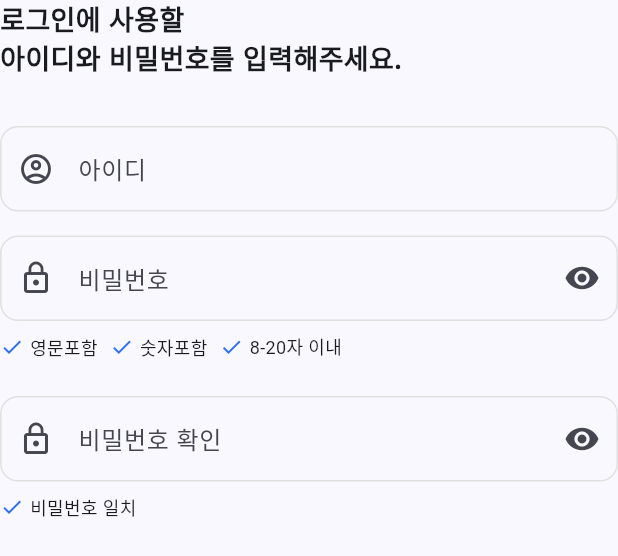
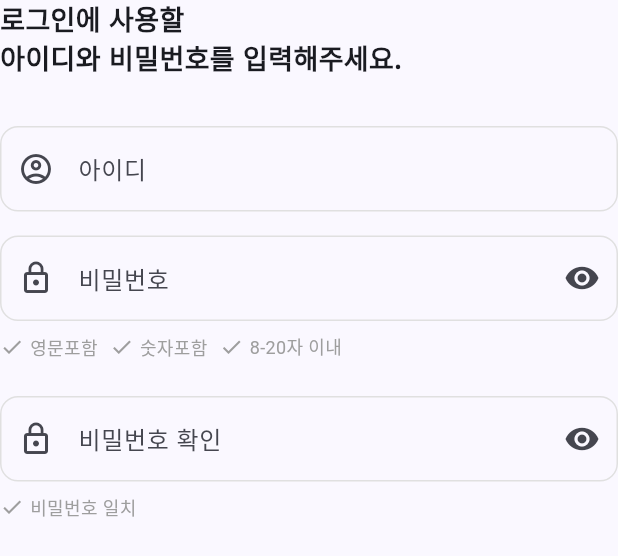
Before and after one commit to J1NWAN/url_check, a Flutter app: the SignupCredentialsStep widget shown alone on an empty page, opened directly with empty values, on a phone screen of 412 x 824 dp. Shown: the top 556 px of the screen. Run offline on Flutter 3.47's test engine with Material 3 defaults, Android fonts, the light colour scheme and no system bars; our stand-ins replace cloud_firestore, dropdown_button2, firebase_core, fl_chart, flutter_riverpod, freezed_annotation and 4 more; accounts and stored records are empty; generated files the repository leaves out were written again.

Commit message:
feat: 비밀번호 요구사항 검사 추가
- 아이디, 비밀번호 입력 스텝에서 1차검사
- 회원가입 로직 실핼 시 2차 검사

```diff
--- a/lib/features/auth/view/step/signup_credentials_step.dart
+++ b/lib/features/auth/view/step/signup_credentials_step.dart
@@ -23,6 +23,55 @@ class SignupCredentialsStep extends StatefulWidget {
 class _SignupCredentialsStepState extends State<SignupCredentialsStep> {
   bool _isPasswordVisible = false;
   bool _isConfirmPasswordVisible = false;
+
+  // 비밀번호 요구사항 충족 여부를 저장할 변수들
+  bool _hasLetter = false;
+  bool _hasNumber = false;
+  bool _hasValidLength = false;
+  bool _passwordsMatch = false;
+
+  @override
+  void initState() {
+    super.initState();
+    // 비밀번호 컨트롤러에 리스너 추가
+    widget.passwordController.addListener(_checkPasswordRequirements);
+    widget.confirmPasswordController.addListener(_checkPasswordMatch);
+  }
+
+  @override
+  void dispose() {
+    // 리스너 제거
+    widget.passwordController.removeListener(_checkPasswordRequirements);
+    widget.confirmPasswordController.removeListener(_checkPasswordMatch);
+    super.dispose();
+  }
+
+  // 비밀번호 요구사항 검사
+  void _checkPasswordRequirements() {
+    final password = widget.passwordController.text;
+
+    setState(() {
+      // 영문 포함 여부 검사
+      _hasLetter = RegExp(r'[a-zA-Z]').hasMatch(password);
+
+      // 숫자 포함 여부 검사
+      _hasNumber = RegExp(r'[0-9]').hasMatch(password);
+
+      // 길이 검사 (8-20자)
+      _hasValidLength = password.length >= 8 && password.length <= 20;
+
+      // 비밀번호 일치 여부 재검사
+      _checkPasswordMatch();
+    });
+  }
+
+  // 비밀번호 일치 여부 검사
+  void _checkPasswordMatch() {
+    setState(() {
+      _passwordsMatch =
+          widget.passwordController.text.isNotEmpty && widget.passwordController.text == widget.confirmPasswordController.text;
+    });
+  }
 
   @override
   Widget build(BuildContext context) {
@@ -97,17 +146,88 @@ class _SignupCredentialsStepState extends State<SignupCredentialsStep> {
           padding: const EdgeInsets.symmetric(vertical: 8.0),
           child: Row(
             children: [
-              Icon(Icons.check, size: 16, color: widget.theme.colorScheme.primary),
+              // 영문 포함 요구사항
+              Icon(
+                widget.passwordController.text.isEmpty
+                    ? Icons.check
+                    : _hasLetter
+                        ? Icons.check
+                        : Icons.close,
+                size: 16,
+                color: widget.passwordController.text.isEmpty
+                    ? Colors.grey
+                    : _hasLetter
+                        ? widget.theme.colorScheme.primary
+                        : Colors.red,
+              ),
               const SizedBox(width: 4),
-              const Text('영문포함', style: TextStyle(fontSize: 12)),
+              Text(
+                '영문포함',
+                style: TextStyle(
+                  fontSize: 12,
+                  color: widget.passwordController.text.isEmpty
+                      ? Colors.grey
+                      : _hasLetter
+                          ? widget.theme.colorScheme.primary
+                          : Colors.red,
+                ),
+              ),
               const SizedBox(width: 8),
-              Icon(Icons.check, size: 16, color: widget.theme.colorScheme.primary),
+
+              // 숫자 포함 요구사항
+              Icon(
+                widget.passwordController.text.isEmpty
+                    ? Icons.check
+                    : _hasNumber
+                        ? Icons.check
+                        : Icons.close,
+                size: 16,
+                color: widget.passwordController.text.isEmpty
+                    ? Colors.grey
+                    : _hasNumber
+                        ? widget.theme.colorScheme.primary
+                        : Colors.red,
+              ),
               const SizedBox(width: 4),
-              const Text('숫자포함', style: TextStyle(fontSize: 12)),
+              Text(
+                '숫자포함',
+                style: TextStyle(
+                  fontSize: 12,
+                  color: widget.passwordController.text.isEmpty
+                      ? Colors.grey
+                      : _hasNumber
+                          ? widget.theme.colorScheme.primary
+                          : Colors.red,
+                ),
+              ),
               const SizedBox(width: 8),
-              Icon(Icons.check, size: 16, color: widget.theme.colorScheme.primary),
+
+              // 길이 요구사항
+              Icon(
+                widget.passwordController.text.isEmpty
+                    ? Icons.check
+                    : _hasValidLength
+                        ? Icons.check
+                        : Icons.close,
+                size: 16,
+                color: widget.passwordController.text.isEmpty
+                    ? Colors.grey
+                    : _hasValidLength
+                        ? widget.theme.colorScheme.primary
+                        : Colors.red,
+              ),
               const SizedBox(width: 4),
-              const Text('8-20자 이내', style: TextStyle(fontSize: 12)),
+              Text(
+                '8-20자 이내',
+                style: TextStyle(
+                  fontSize: 12,
+                  color: widget.passwordController.text.isEmpty
+                      ? Colors.grey
+                      : _hasValidLength
+                          ? widget.theme.colorScheme.primary
+                          : Colors.red,
+                ),
+              ),
             ],
           ),
         ),
@@ -151,9 +271,31 @@ class _SignupCredentialsStepState extends State<SignupCredentialsStep> {
           padding: const EdgeInsets.symmetric(vertical: 8.0),
           child: Row(
             children: [
-              Icon(Icons.check, size: 16, color: widget.theme.colorScheme.primary),
+              Icon(
+                widget.confirmPasswordController.text.isEmpty
+                    ? Icons.check
+                    : _passwordsMatch
+                        ? Icons.check
+                        : Icons.close,
+                size: 16,
+                color: widget.confirmPasswordController.text.isEmpty
+                    ? Colors.grey
+                    : _passwordsMatch
+                        ? widget.theme.colorScheme.primary
+                        : Colors.red,
+              ),
               const SizedBox(width: 4),
-              const Text('비밀번호 일치', style: TextStyle(fontSize: 12)),
+              Text(
+                '비밀번호 일치',
+                style: TextStyle(
+                  fontSize: 12,
+                  color: widget.confirmPasswordController.text.isEmpty
+                      ? Colors.grey
+                      : _passwordsMatch
+                          ? widget.theme.colorScheme.primary
+                          : Colors.red,
+                ),
+              ),
             ],
           ),
         ),
--- a/lib/features/auth/viewmodel/signup_view_model.dart
+++ b/lib/features/auth/viewmodel/signup_view_model.dart
@@ -63,8 +63,11 @@ class SignupViewModel extends _$SignupViewModel {
       return;
     }
 
+    if (state.passwordController.text.length < 8 || state.passwordController.text.length > 20) {
+      return;
+    }
+
     if (state.passwordController.text != state.confirmPasswordController.text) {
-      CustomToast.show(context, '비밀번호가 일치하지 않습니다', type: ToastType.error);
       return;
     }
 
```
